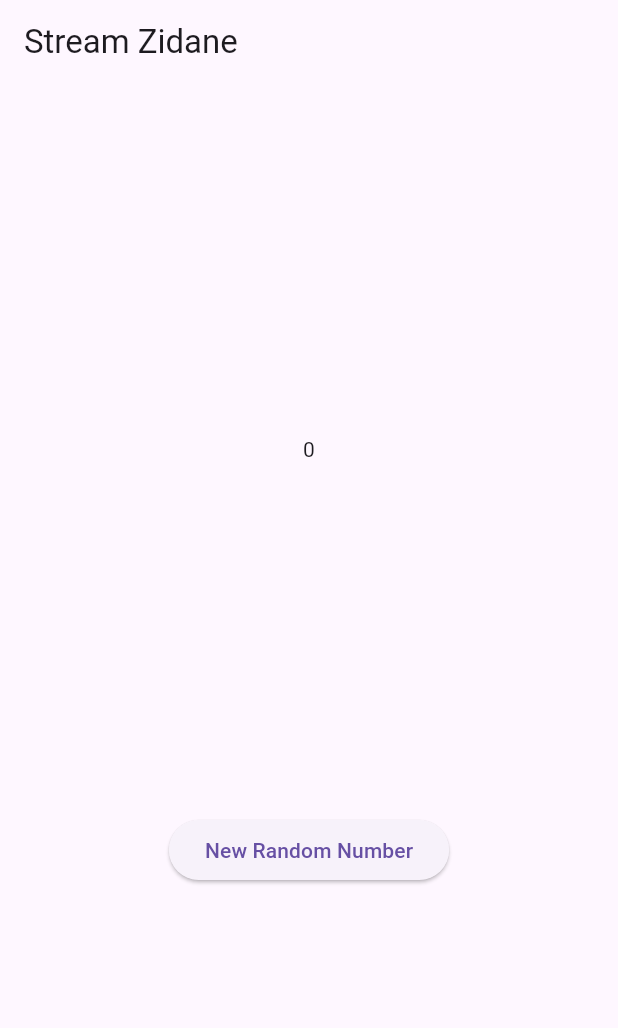
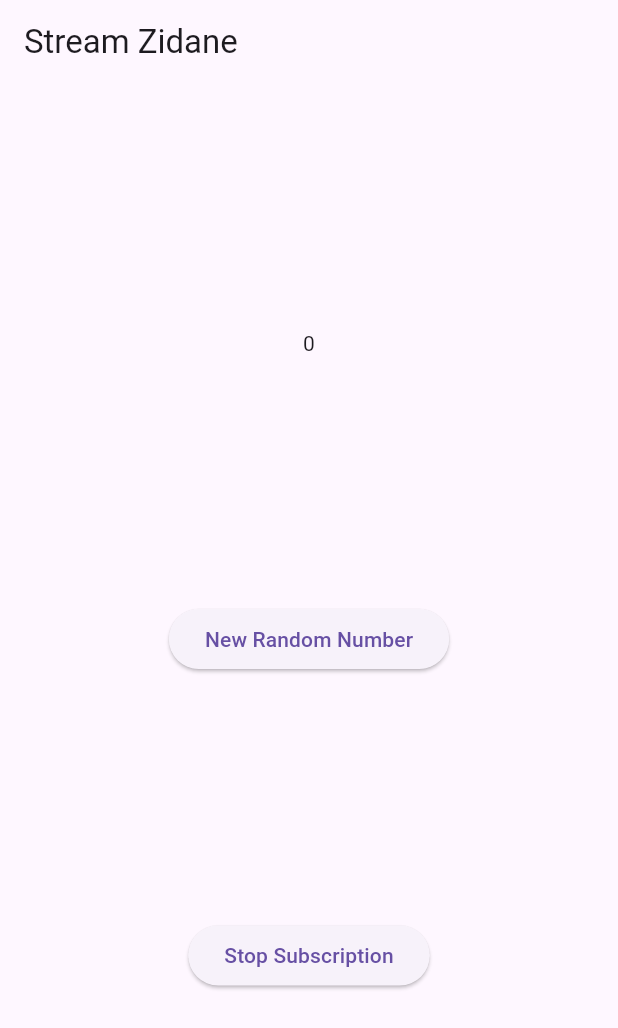
Before and after one commit to zidanefzns/stream_zidane, a Flutter app: the screen it shows after launch, after a tap on "New Random Number", on a phone screen of 412 x 824 dp. Shown: the top 1028 px of the screen. Run offline on Flutter 3.47's test engine with Material 3 defaults, Android fonts, the light colour scheme and no system bars.

Commit message:
P4: Jawaban Soal 9

```diff
--- a/lib/main.dart
+++ b/lib/main.dart
@@ -28,6 +28,7 @@ class StreamHomePage extends StatefulWidget {
 }
 
 class _StreamHomePageState extends State<StreamHomePage> {
+  late StreamSubscription subscription;
   late StreamTransformer transformer;
   int lastNumber = 0;
   late StreamController numberStreamController;
@@ -35,16 +36,28 @@ class _StreamHomePageState extends State<StreamHomePage> {
   Color bgColor = Colors.blue;
   late ColorStream colorStream;
 
+  void stopStream() {
+    numberStreamController.close();
+  }
+
   void addRandomNumber() {
     Random random = Random();
     int myNum = random.nextInt(10);
+    if (!numberStreamController.isClosed) {
       numberStream.addNumberToSink(myNum);
+    } else {
+      setState(() {
+        lastNumber = -1;
+      });
+    }
+    // numberStream.addNumberToSink(myNum);
     // numberStream.addError();
   }
 
   @override
   void dispose() {
-    numberStreamController.close();
+    subscription.cancel();
+    // numberStreamController.close();
     super.dispose();
   }
 
@@ -62,18 +75,31 @@ void addRandomNumber() {
     numberStream = NumberStream();
     numberStreamController = numberStream.controller;
     Stream stream = numberStreamController.stream;
-    stream
-        .transform(transformer)
-        .listen((event) {
+    subscription = stream.listen((event) {
       setState(() {
         lastNumber = event;
       });
-        })
-        .onError((error) {
+    });
+    subscription.onError((error) {
       setState(() {
         lastNumber = -1;
       });
     });
+    subscription.onDone(() {
+      print('onDone was called');
+    });
+    // stream
+    //     .transform(transformer)
+    //     .listen((event) {
+    //       setState(() {
+    //         lastNumber = event;
+    //       });
+    //     })
+    //     .onError((error) {
+    //       setState(() {
+    //         lastNumber = -1;
+    //       });
+    //     });
     // stream.listen((event) {
     //       setState(() {
     //         lastNumber = event;
@@ -116,6 +142,10 @@ void addRandomNumber() {
               onPressed: () => addRandomNumber(),
               child: Text("New Random Number"),
             ),
+            ElevatedButton(
+              onPressed: () => stopStream(),
+              child: Text("Stop Subscription"),
+            ),
           ],
         ),
       ),
```
Also changed, not shown: assets/stream4.gif (added), 1 other file. Lines whose indentation alone changed are shown as unchanged.
